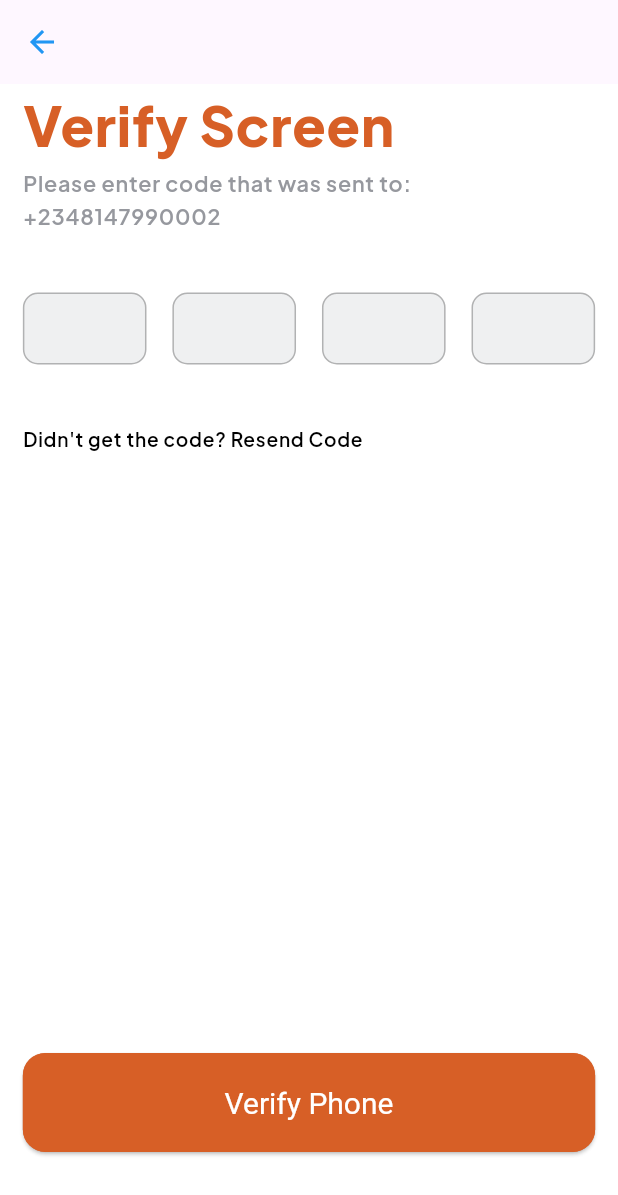
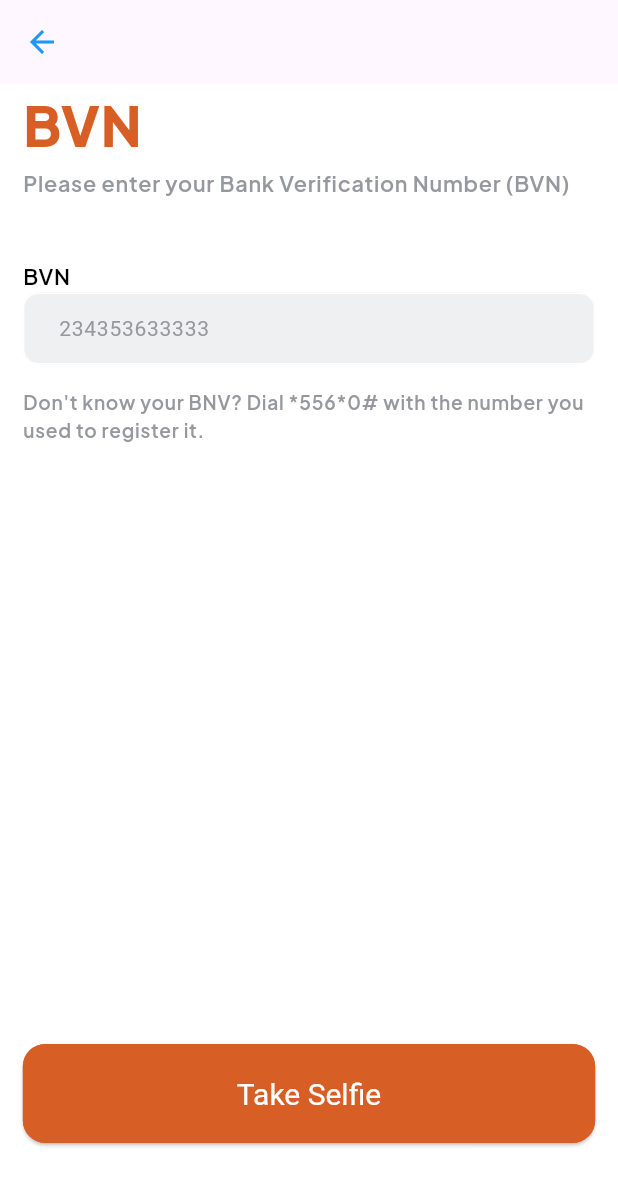
Before and after one commit to UcheAzubuko/floatr-v1, a Flutter app: the VerifyPhoneScreen screen opened by its route, after a tap on "Verify Phone", on a phone screen of 412 x 824 dp. Shown: the top 1195 px of the screen. Run offline on Flutter 3.47's test engine with Material 2 defaults, Android fonts, the phone set to English and light mode, and no system bars; drawn by our look-alikes of otp_text_field; our stand-ins replace flutter_svg, get_it, google_fonts, smooth_page_indicator.

Commit message:
update: added verify bvn screen

```diff
--- a/lib/app/features/authentication/view/verify_bvn_screen.dart
+++ b/lib/app/features/authentication/view/verify_bvn_screen.dart
@@ -0,0 +1,94 @@
+import 'package:floatr/app/extensions/padding.dart';
+import 'package:floatr/app/extensions/sized_context.dart';
+import 'package:flutter/material.dart';
+
+import '../../../../core/misc/dependency_injectors.dart';
+import '../../../../core/route/navigation_service.dart';
+import '../../../../core/route/route_names.dart';
+import '../../../../core/utils/app_colors.dart';
+import '../../../../core/utils/spacing.dart';
+import '../../../widgets/app_text.dart';
+import '../../../widgets/general_button.dart';
+import '../../../widgets/text_field.dart';
+
+class VerifyBVNScreen extends StatefulWidget {
+  const VerifyBVNScreen({super.key});
+
+  @override
+  State<VerifyBVNScreen> createState() => _VerifyBVNScreenState();
+}
+
+class _VerifyBVNScreenState extends State<VerifyBVNScreen> {
+  final NavigationService navigationService = di<NavigationService>();
+  @override
+  Widget build(BuildContext context) {
+    return Scaffold(
+      appBar: AppBar(),
+      body: SafeArea(
+        child: Column(
+          crossAxisAlignment: CrossAxisAlignment.start,
+          children: [
+            // BVN
+            AppText(
+              text: 'BVN',
+              color: AppColors.primaryColor,
+              fontWeight: FontWeight.w900,
+              size: context.widthPx * 0.089,
+            ),
+
+            AppText(
+              text: 'Please enter your Bank Verification Number (BVN)',
+              color: AppColors.grey,
+              fontWeight: FontWeight.w600,
+              size: context.widthPx * 0.035,
+            ),
+
+            const VerticalSpace(
+              size: 40,
+            ),
+
+            AppText(
+              text: 'BVN',
+              color: Colors.black,
+              fontWeight: FontWeight.w600,
+              size: context.widthPx * 0.035,
+            ),
+
+            AppTextField(
+                hintText: '234353633333',
+                controller: TextEditingController(),
+                textInputType: TextInputType.emailAddress,
+                textInputAction: TextInputAction.unspecified),
+
+            const VerticalSpace(
+              size: 15,
+            ),
+
+            AppText(
+              text:
+                  '''Don't know your BNV? Dial *556*0# with the number you used to register it.''',
+              color: AppColors.grey,
+              fontWeight: FontWeight.w600,
+              size: context.widthPx * 0.031,
+            ),
+
+            const VerticalSpace(
+              size: 400,
+            ),
+
+            GeneralButton(
+              onPressed: () =>
+                  navigationService.navigateTo(RouteName.verifyOTP),
+              buttonTextColor: Colors.white,
+              height: context.heightPx * 0.08,
+              child: const Text(
+                'Take Selfie',
+                style: TextStyle(color: Colors.white),
+              ),
+            )
+          ],
+        ),
+      ).paddingSymmetric(horizontal: context.widthPx * 0.037),
+    );
+  }
+}
--- a/lib/app/features/authentication/view/verify_otp_screen.dart
+++ b/lib/app/features/authentication/view/verify_otp_screen.dart
@@ -76,7 +76,7 @@ class _VerifyPhoneScreenState extends State<VerifyPhoneScreen> {
 
             GeneralButton(
               onPressed: () =>
-                  navigationService.navigateTo(RouteName.verifyOTP),
+                  navigationService.navigateTo(RouteName.verifyBVN),
               buttonTextColor: Colors.white,
               height: context.heightPx * 0.08,
               child: const Text(
--- a/lib/core/route/route_names.dart
+++ b/lib/core/route/route_names.dart
@@ -3,4 +3,5 @@ class RouteName {
   static const String login = 'login';
   static const String signup = 'signup';
   static const String verifyOTP = 'verifyOTP';
+  static const String verifyBVN = 'verifyBVN';
 }
--- a/lib/core/route/router.dart
+++ b/lib/core/route/router.dart
@@ -1,5 +1,6 @@
 import 'package:floatr/app/features/authentication/view/login_screen.dart';
 import 'package:floatr/app/features/authentication/view/sign_up_screen.dart';
+import 'package:floatr/app/features/authentication/view/verify_bvn_screen.dart';
 import 'package:floatr/app/features/authentication/view/verify_otp_screen.dart';
 import 'package:floatr/app/features/onboarding/splash_screen.dart';
 import 'package:floatr/core/route/route_names.dart';
@@ -16,6 +17,8 @@ class Router {
         return MaterialPageRoute(builder: (_) => const SignUpScreen());
       case RouteName.verifyOTP:
         return MaterialPageRoute(builder: (_) => const VerifyPhoneScreen());
+      case RouteName.verifyBVN:
+        return MaterialPageRoute(builder: (_) => const VerifyBVNScreen());
       default:
         return MaterialPageRoute(builder: (_) => const SplashScreen());
     }
```
